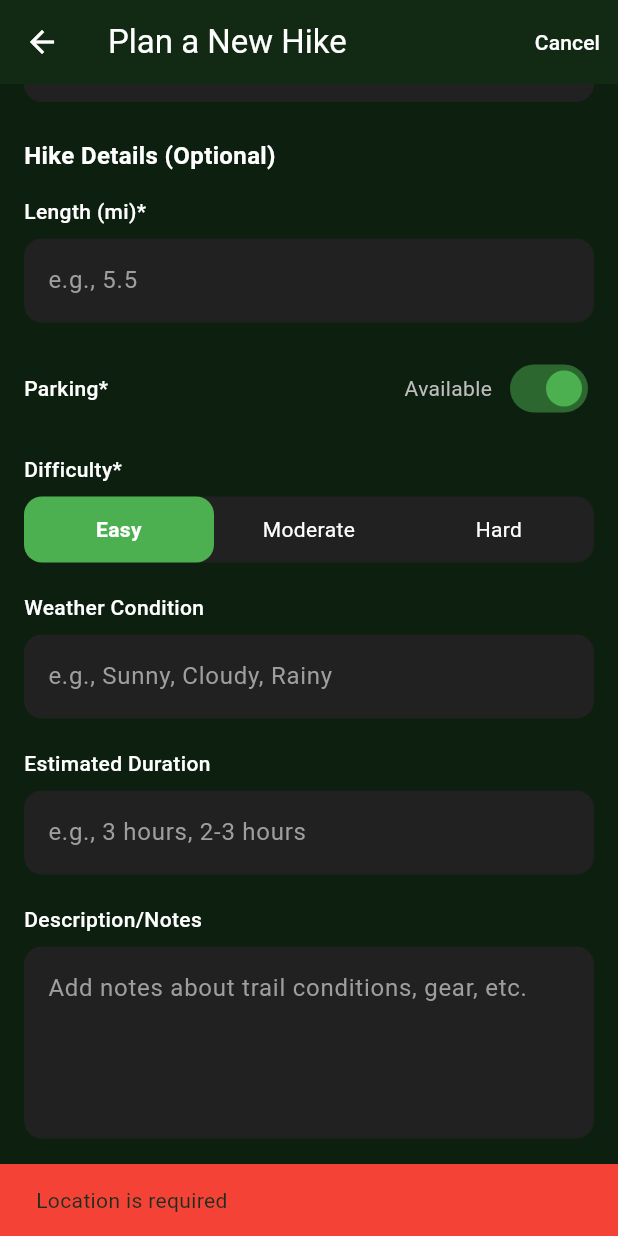
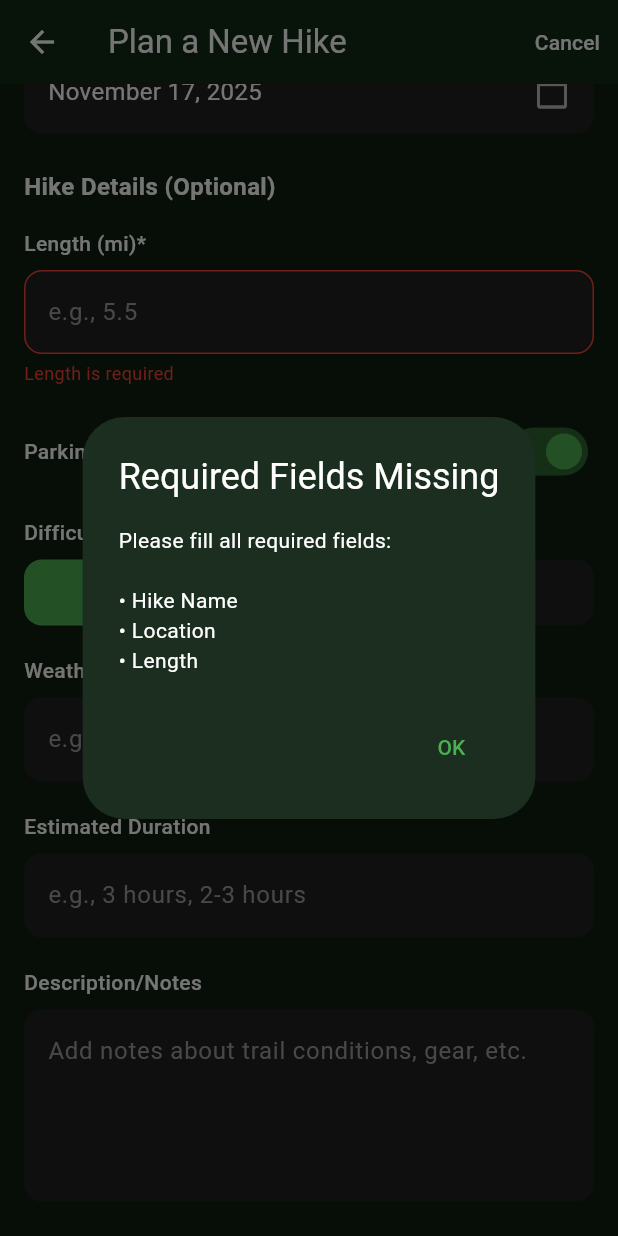
Before and after one commit to PyiTheimKyaw/m_hike_flutter, a Flutter app: the AddHikeScreen screen opened directly, scrolled down 361 dp, after a tap on "Save Hike", on a phone screen of 412 x 824 dp. Run offline on Flutter 3.47's test engine with Material 3 defaults, Android fonts, the phone set to English and light mode, and no system bars; our stand-ins replace geocoding, geolocator, google_maps_flutter, image_picker, sqflite; accounts and stored records are empty.

Commit message:
updated validation errors

```diff
--- a/lib/screens/add_hike_screen.dart
+++ b/lib/screens/add_hike_screen.dart
@@ -29,6 +29,9 @@ class _AddHikeScreenState extends State<AddHikeScreen> {
 
   // Error states
   bool _nameError = false;
+  bool _locationError = false;
+  bool _lengthError = false;
+  String? _lengthErrorMessage;
 
   @override
   void initState() {
@@ -136,57 +139,77 @@ class _AddHikeScreenState extends State<AddHikeScreen> {
   }
 
   Future<void> _validateAndSave() async {
-    // Reset error state
+    // Reset error states
     setState(() {
       _nameError = false;
+      _locationError = false;
+      _lengthError = false;
+      _lengthErrorMessage = null;
     });
 
     // Validate required fields
     bool isValid = true;
+    List<String> missingFields = [];
 
     if (_nameController.text.trim().isEmpty) {
       setState(() {
         _nameError = true;
       });
       isValid = false;
+      missingFields.add('Hike Name');
     }
 
     if (_locationController.text.trim().isEmpty) {
-      ScaffoldMessenger.of(context).showSnackBar(
-        const SnackBar(
-          content: Text('Location is required'),
-          backgroundColor: Colors.red,
-        ),
-      );
+      setState(() {
+        _locationError = true;
+      });
       isValid = false;
+      missingFields.add('Location');
     }
 
     if (_lengthController.text.trim().isEmpty) {
-      ScaffoldMessenger.of(context).showSnackBar(
-        const SnackBar(
-          content: Text('Length is required'),
-          backgroundColor: Colors.red,
-        ),
-      );
+      setState(() {
+        _lengthError = true;
+        _lengthErrorMessage = 'Length is required';
+      });
       isValid = false;
+      missingFields.add('Length');
+    } else {
+      // Parse length (convert miles to km for storage)
+      final lengthInMiles = double.tryParse(_lengthController.text.trim());
+      if (lengthInMiles == null || lengthInMiles <= 0) {
+        setState(() {
+          _lengthError = true;
+          _lengthErrorMessage = 'Please enter a valid length';
+        });
+        isValid = false;
+      }
     }
 
     if (!isValid) {
+      // Show dialog if there are missing required fields
+      if (missingFields.isNotEmpty) {
+        showDialog(
+          context: context,
+          builder: (context) => AlertDialog(
+            backgroundColor: Theme.of(context).colorScheme.surface,
+            title: const Text('Required Fields Missing'),
+            content: Text(
+              'Please fill all required fields:\n\n• ${missingFields.join('\n• ')}',
+            ),
+            actions: [
+              TextButton(
+                onPressed: () => Navigator.pop(context),
+                child: const Text('OK'),
+              ),
+            ],
+          ),
+        );
+      }
       return;
     }
 
-    // Parse length (convert miles to km for storage)
-    final lengthInMiles = double.tryParse(_lengthController.text.trim());
-    if (lengthInMiles == null || lengthInMiles <= 0) {
-      ScaffoldMessenger.of(context).showSnackBar(
-        const SnackBar(
-          content: Text('Please enter a valid length'),
-          backgroundColor: Colors.red,
-        ),
-      );
-      return;
-    }
-
+    final lengthInMiles = double.parse(_lengthController.text.trim());
     final lengthInKm = lengthInMiles / 0.621371; // Convert miles to km
 
     // Create hike object
@@ -349,25 +372,53 @@ class _AddHikeScreenState extends State<AddHikeScreen> {
                 fillColor: Colors.grey[900],
                 border: OutlineInputBorder(
                   borderRadius: BorderRadius.circular(12),
-                  borderSide: BorderSide.none,
+                  borderSide: BorderSide(
+                    color: _locationError ? Colors.red : Colors.transparent,
+                  ),
                 ),
                 enabledBorder: OutlineInputBorder(
                   borderRadius: BorderRadius.circular(12),
-                  borderSide: BorderSide.none,
+                  borderSide: BorderSide(
+                    color: _locationError ? Colors.red : Colors.transparent,
+                  ),
                 ),
                 focusedBorder: OutlineInputBorder(
                   borderRadius: BorderRadius.circular(12),
                   borderSide: BorderSide(
-                    color: Theme.of(context).colorScheme.primary,
+                    color: _locationError
+                        ? Colors.red
+                        : Theme.of(context).colorScheme.primary,
                     width: 2,
                   ),
+                ),
+                errorBorder: OutlineInputBorder(
+                  borderRadius: BorderRadius.circular(12),
+                  borderSide: const BorderSide(color: Colors.red, width: 2),
+                ),
+                focusedErrorBorder: OutlineInputBorder(
+                  borderRadius: BorderRadius.circular(12),
+                  borderSide: const BorderSide(color: Colors.red, width: 2),
                 ),
                 suffixIcon: const Icon(
                   Icons.location_on,
                   color: Colors.white70,
                 ),
               ),
+              onChanged: (value) {
+                if (_locationError && value.trim().isNotEmpty) {
+                  setState(() {
+                    _locationError = false;
+                  });
+                }
+              },
             ),
+            if (_locationError) ...[
+              const SizedBox(height: 4),
+              const Text(
+                'Location is required',
+                style: TextStyle(color: Colors.red, fontSize: 12),
+              ),
+            ],
             const SizedBox(height: 20),
 
             // Date (Required)
@@ -437,21 +488,53 @@ class _AddHikeScreenState extends State<AddHikeScreen> {
                 fillColor: Colors.grey[900],
                 border: OutlineInputBorder(
                   borderRadius: BorderRadius.circular(12),
-                  borderSide: BorderSide.none,
+                  borderSide: BorderSide(
+                    color: _lengthError ? Colors.red : Colors.transparent,
+                  ),
                 ),
                 enabledBorder: OutlineInputBorder(
                   borderRadius: BorderRadius.circular(12),
-                  borderSide: BorderSide.none,
+                  borderSide: BorderSide(
+                    color: _lengthError ? Colors.red : Colors.transparent,
+                  ),
                 ),
                 focusedBorder: OutlineInputBorder(
                   borderRadius: BorderRadius.circular(12),
                   borderSide: BorderSide(
-                    color: Theme.of(context).colorScheme.primary,
+                    color: _lengthError
+                        ? Colors.red
+                        : Theme.of(context).colorScheme.primary,
                     width: 2,
                   ),
                 ),
+                errorBorder: OutlineInputBorder(
+                  borderRadius: BorderRadius.circular(12),
+                  borderSide: const BorderSide(color: Colors.red, width: 2),
+                ),
+                focusedErrorBorder: OutlineInputBorder(
+                  borderRadius: BorderRadius.circular(12),
+                  borderSide: const BorderSide(color: Colors.red, width: 2),
+                ),
               ),
+              onChanged: (value) {
+                if (_lengthError && value.trim().isNotEmpty) {
+                  final lengthValue = double.tryParse(value.trim());
+                  if (lengthValue != null && lengthValue > 0) {
+                    setState(() {
+                      _lengthError = false;
+                      _lengthErrorMessage = null;
+                    });
+                  }
+                }
+              },
             ),
+            if (_lengthError) ...[
+              const SizedBox(height: 4),
+              Text(
+                _lengthErrorMessage ?? 'Length is required',
+                style: const TextStyle(color: Colors.red, fontSize: 12),
+              ),
+            ],
             const SizedBox(height: 20),
 
             // Parking (Required)
```
Also changed, not shown: lib/screens/add_observation_screen.dart (+86 -20 lines).
